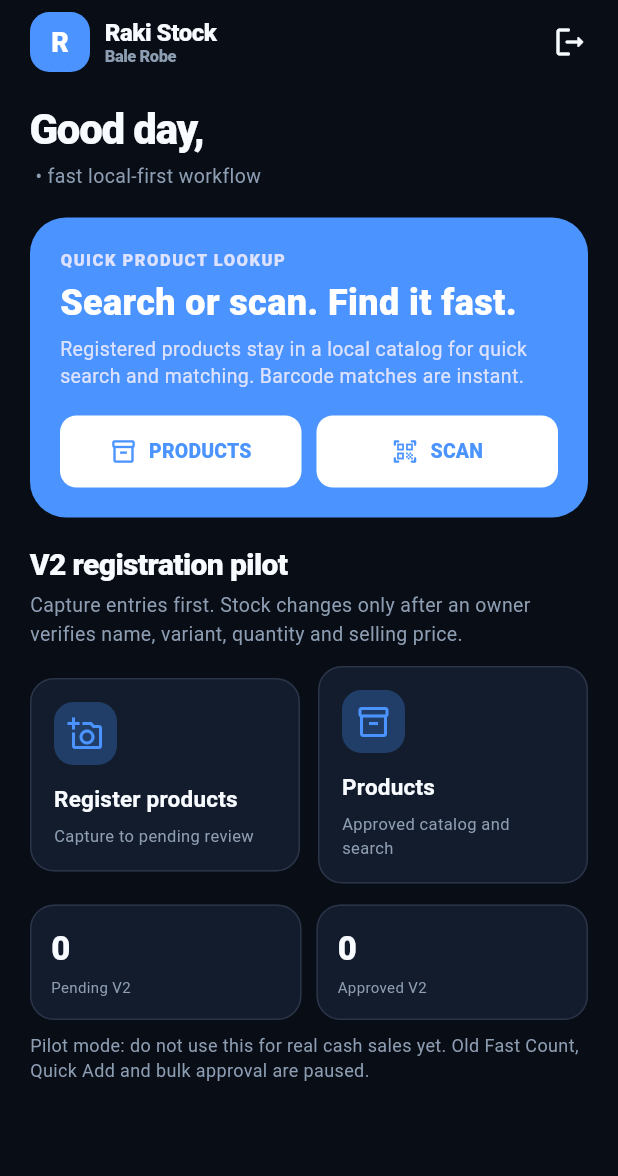
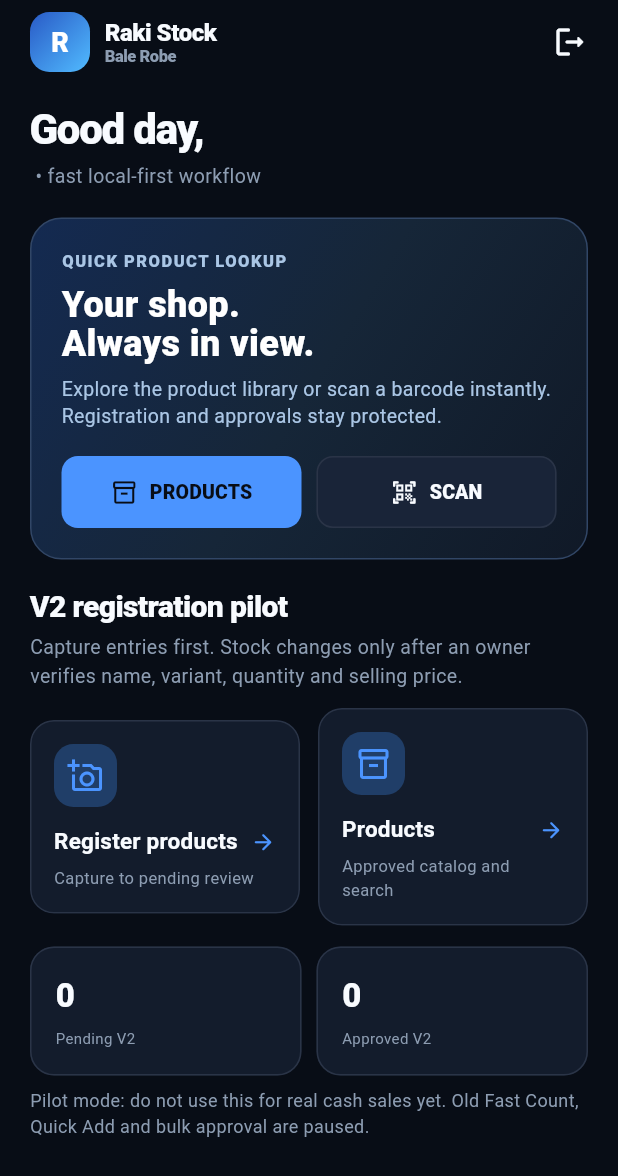
Before and after one commit to andualemnigatu12-cmd/raki-stock-firebase, a Flutter app: the screen it shows once a user with an empty profile is signed in, on a phone screen of 412 x 824 dp. Shown: the top 1176 px of the screen. Run offline on Flutter 3.47's test engine with Material 3 defaults, Android fonts, the phone set to English and light mode, and no system bars; our stand-ins replace camera, cloud_firestore, firebase_auth, firebase_core; missing offline and left inert: google_mlkit_barcode_scanning, google_mlkit_text_recognition; accounts and stored records are empty.

Commit message:
Match Flutter dashboard hero, action buttons, and cards to Raki web style

```diff
--- a/lib/features/home/home_page.dart
+++ b/lib/features/home/home_page.dart
@@ -43,7 +43,11 @@ class _HomePageState extends State<HomePage> {
                   width: 40,
                   height: 40,
                   decoration: BoxDecoration(
-                    color: AppTheme.primary,
+                    gradient: const LinearGradient(
+                      colors: [Color(0xFF295AC6), Color(0xFF51BBFF)],
+                      begin: Alignment.topLeft,
+                      end: Alignment.bottomRight,
+                    ),
                     borderRadius: BorderRadius.circular(13),
                   ),
                   alignment: Alignment.center,
@@ -98,8 +102,13 @@ class _HomePageState extends State<HomePage> {
                 Container(
                   padding: const EdgeInsets.all(20),
                   decoration: BoxDecoration(
-                    color: AppTheme.primary,
-                    borderRadius: BorderRadius.circular(24),
+                    gradient: const LinearGradient(
+                      colors: [Color(0xFF142A51), Color(0xFF162638), Color(0xFF101927)],
+                      begin: Alignment.topLeft,
+                      end: Alignment.bottomRight,
+                    ),
+                    border: Border.all(color: const Color(0xFF314666)),
+                    borderRadius: BorderRadius.circular(21),
                   ),
                   child: Column(
                     crossAxisAlignment: CrossAxisAlignment.start,
@@ -107,7 +116,7 @@ class _HomePageState extends State<HomePage> {
                       const Text(
                         'QUICK PRODUCT LOOKUP',
                         style: TextStyle(
-                          color: Color(0xFFDDE2FF),
+                          color: Color(0xFFAAC6E5),
                           fontSize: 11,
                           fontWeight: FontWeight.w800,
                           letterSpacing: 1,
@@ -115,7 +124,7 @@ class _HomePageState extends State<HomePage> {
                       ),
                       const SizedBox(height: 8),
                       const Text(
-                        'Search or scan. Find it fast.',
+                        'Your shop.\nAlways in view.',
                         style: TextStyle(
                           color: Colors.white,
                           fontSize: 24,
@@ -125,9 +134,9 @@ class _HomePageState extends State<HomePage> {
                       ),
                       const SizedBox(height: 8),
                       const Text(
-                        'Registered products stay in a local catalog for quick search and matching. Barcode matches are instant.',
+                        'Explore the product library or scan a barcode instantly. Registration and approvals stay protected.',
                         style: TextStyle(
-                          color: Color(0xFFDDE2FF),
+                          color: Color(0xFFAAC6E5),
                           height: 1.4,
                         ),
                       ),
@@ -137,8 +146,8 @@ class _HomePageState extends State<HomePage> {
                           Expanded(
                             child: FilledButton.icon(
                               style: FilledButton.styleFrom(
-                                backgroundColor: Colors.white,
-                                foregroundColor: AppTheme.primary,
+                                backgroundColor: AppTheme.primary,
+                                foregroundColor: AppTheme.background,
                               ),
                               onPressed: () => Navigator.of(context).push(
                                 MaterialPageRoute(
@@ -157,8 +166,9 @@ class _HomePageState extends State<HomePage> {
                           Expanded(
                             child: FilledButton.icon(
                               style: FilledButton.styleFrom(
-                                backgroundColor: Colors.white,
-                                foregroundColor: AppTheme.primary,
+                                backgroundColor: AppTheme.raised,
+                                foregroundColor: AppTheme.ink,
+                                side: const BorderSide(color: AppTheme.border),
                               ),
                               onPressed: () => Navigator.of(context).push(
                                 MaterialPageRoute(
@@ -296,7 +306,7 @@ class _MetricCard extends StatelessWidget {
   Widget build(BuildContext context) {
     return Card(
       child: Padding(
-        padding: const EdgeInsets.all(14),
+        padding: const EdgeInsets.all(17),
         child: Column(
           crossAxisAlignment: CrossAxisAlignment.start,
           children: [
@@ -308,7 +318,7 @@ class _MetricCard extends StatelessWidget {
                 color: AppTheme.ink,
               ),
             ),
-            const SizedBox(height: 2),
+            const SizedBox(height: 5),
             Text(
               label,
               style: const TextStyle(fontSize: 10, color: AppTheme.mutedInk),
@@ -339,6 +349,7 @@ class _ActionCard extends StatelessWidget {
       onTap: onTap,
       borderRadius: BorderRadius.circular(20),
       child: Card(
+        clipBehavior: Clip.antiAlias,
         child: Padding(
           padding: const EdgeInsets.all(16),
           child: Column(
@@ -351,10 +362,23 @@ class _ActionCard extends StatelessWidget {
                   color: AppTheme.primarySoft,
                   borderRadius: BorderRadius.circular(13),
                 ),
-                child: Icon(icon, color: AppTheme.primary),
+                child: Icon(icon, color: AppTheme.primary, size: 24),
               ),
               const SizedBox(height: 12),
-              Text(title, style: Theme.of(context).textTheme.titleMedium),
+              Row(
+                children: [
+                  Expanded(
+                    child: Text(
+                      title,
+                      style: Theme.of(context).textTheme.titleMedium,
+                      maxLines: 2,
+                      overflow: TextOverflow.ellipsis,
+                    ),
+                  ),
+                  const Icon(Icons.arrow_forward_rounded,
+                    size: 17, color: AppTheme.primary),
+                ],
+              ),
               const SizedBox(height: 4),
               Text(
                 subtitle,
```
